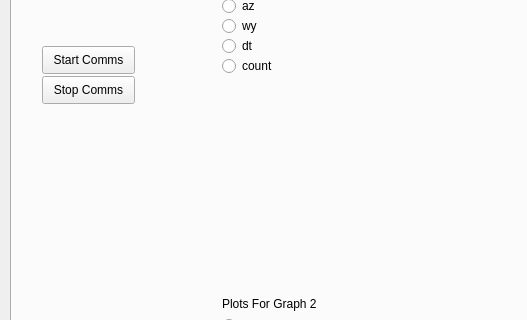
First picture: the form in src/python/gui/qt/graph_test.ui, repository mgiglia92/reaction-wheel, before the edit; both pictures show x 0 to 527 and y 130 to 450 of the 1123 by 884 pixel window.
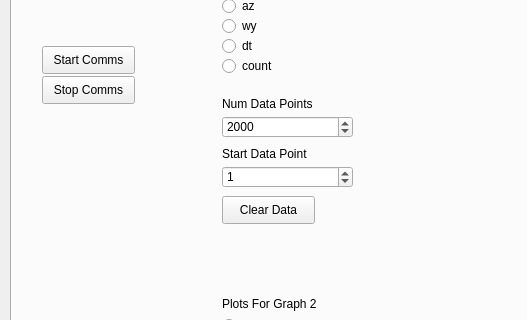
Second picture: the form after the edit. Icons and pictures are not drawn. Custom widgets are drawn as their Qt base class.

Commit message: GUI: added clear data button, ability to set how many points to plot and start index of plot data

```diff
--- a/src/python/gui/qt/graph_test.ui
+++ b/src/python/gui/qt/graph_test.ui
@@ -274,6 +274,77 @@
        <string>Stop Comms</string>
       </property>
      </widget>
+     <widget class="QSpinBox" name="numDataPointsSpinBox">
+      <property name="geometry">
+       <rect>
+        <x>210</x>
+        <y>220</y>
+        <width>131</width>
+        <height>22</height>
+       </rect>
+      </property>
+      <property name="maximum">
+       <number>10000</number>
+      </property>
+      <property name="value">
+       <number>2000</number>
+      </property>
+     </widget>
+     <widget class="QLabel" name="label_9">
+      <property name="geometry">
+       <rect>
+        <x>210</x>
+        <y>200</y>
+        <width>111</width>
+        <height>16</height>
+       </rect>
+      </property>
+      <property name="text">
+       <string>Num Data Points</string>
+      </property>
+     </widget>
+     <widget class="QLabel" name="label_10">
+      <property name="geometry">
+       <rect>
+        <x>210</x>
+        <y>250</y>
+        <width>111</width>
+        <height>16</height>
+       </rect>
+      </property>
+      <property name="text">
+       <string>Start Data Point</string>
+      </property>
+     </widget>
+     <widget class="QSpinBox" name="startDataPointSpinBox">
+      <property name="geometry">
+       <rect>
+        <x>210</x>
+        <y>270</y>
+        <width>131</width>
+        <height>22</height>
+       </rect>
+      </property>
+      <property name="maximum">
+       <number>10000</number>
+      </property>
+      <property name="value">
+       <number>1</number>
+      </property>
+     </widget>
+     <widget class="QPushButton" name="clearDataButton">
+      <property name="geometry">
+       <rect>
+        <x>210</x>
+        <y>300</y>
+        <width>93</width>
+        <height>28</height>
+       </rect>
+      </property>
+      <property name="text">
+       <string>Clear Data</string>
+      </property>
+     </widget>
     </widget>
     <widget class="QWidget" name="fileTab">
      <attribute name="title">
```
The commit also changes 3 other files.
